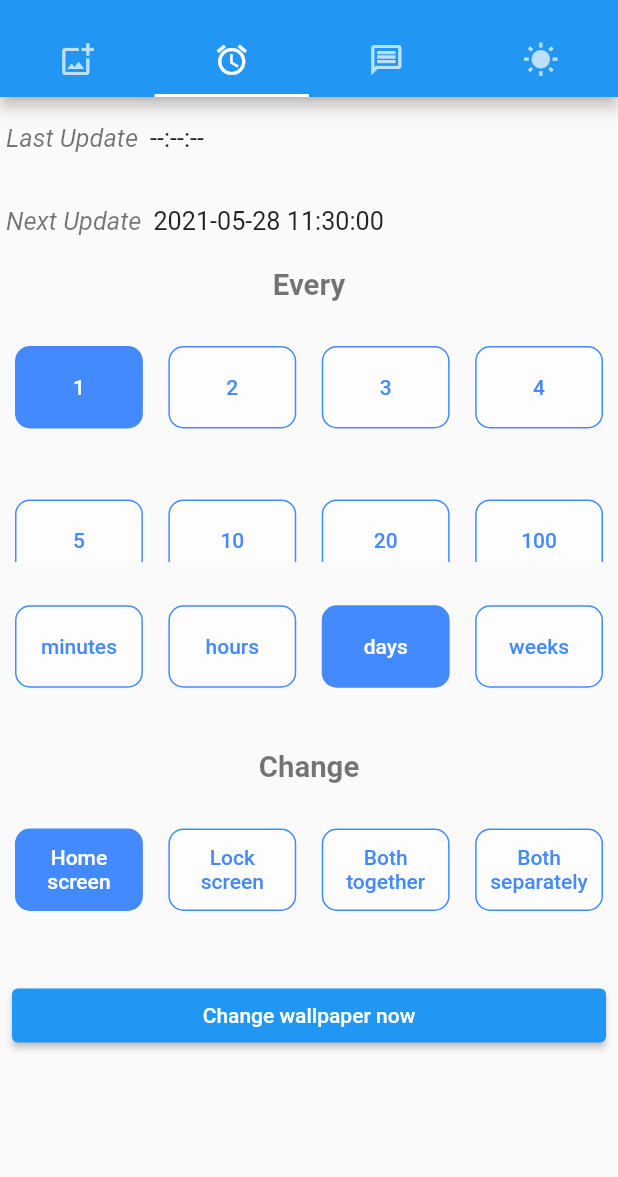
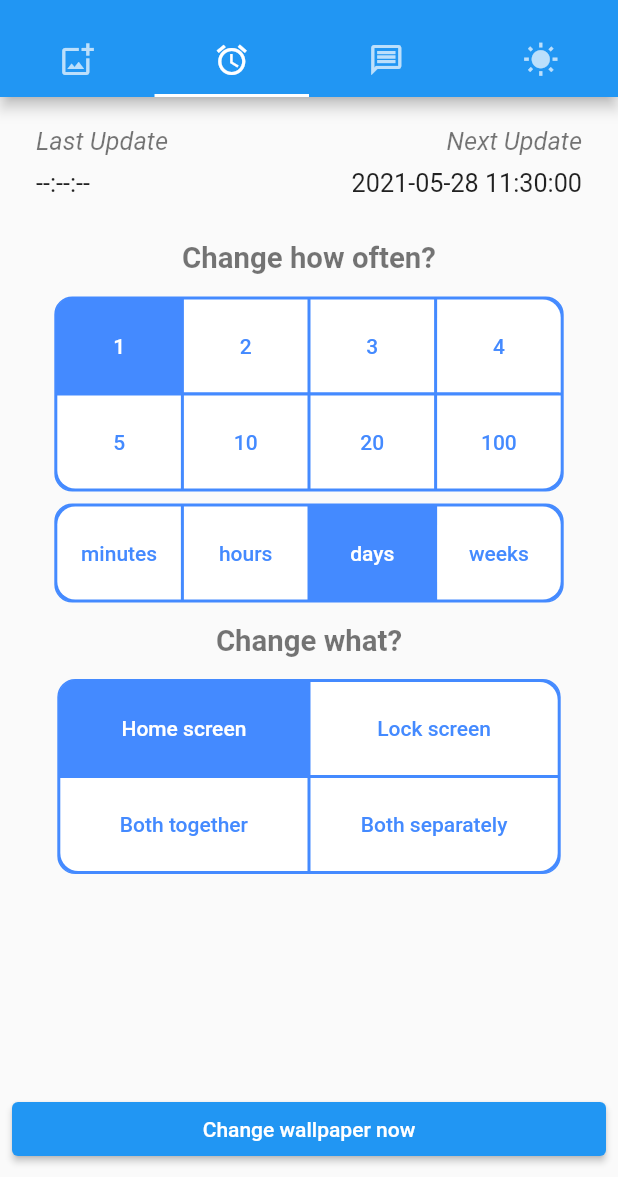
Before and after one commit to dvdhncck/sheepskin-hold, a Flutter app: the screen it shows after launch, tab 2 chosen, on a phone screen of 412 x 824 dp, the part 59-1236 px from its top. Run offline on Flutter 3.47's test engine with Material 2 defaults, Android fonts, the phone set to English and light mode, and no system bars; our stand-ins replace file_picker, shared_preferences; missing offline and left inert: wallpaper_manager.

Commit message:
better scheduler layout

```diff
--- a/lib/gui_test.dart
+++ b/lib/gui_test.dart
@@ -17,15 +17,21 @@ class GuiTestTab extends StatefulWidget {
 }
 
 class _GuiTestTabState extends State<GuiTestTab> {
-  var nRows = 15;
+  var nRows = 50;
   var rowHeight;
   var columnWidth;
 
   static const bendy = Radius.circular(12.0);
 
   Widget build(BuildContext context) {
-    rowHeight = MediaQuery.of(context).size.height / nRows;
-    columnWidth = MediaQuery.of(context).size.width * 0.9;
+    rowHeight = MediaQuery
+        .of(context)
+        .size
+        .height / nRows;
+    columnWidth = MediaQuery
+        .of(context)
+        .size
+        .width * 0.9;
 
     var every = Column(children: [
       Padding(
@@ -67,16 +73,16 @@ class _GuiTestTabState extends State<GuiTestTab> {
     var eC = Container(
         child: every,
         constraints: BoxConstraints(
-            minHeight: rowHeight * 4,
-            maxHeight: rowHeight * 6,
+            // minHeight: rowHeight * 4,
+            // maxHeight: rowHeight * 6,
             maxWidth: columnWidth,
             minWidth: columnWidth));
 
     var cC = Container(
         child: change,
         constraints: BoxConstraints(
-            minHeight: rowHeight * 2,
-            maxHeight: rowHeight * 3,
+            // minHeight: rowHeight * 2,
+            // maxHeight: rowHeight * 3,
             maxWidth: columnWidth,
             minWidth: columnWidth));
 
@@ -88,13 +94,13 @@ class _GuiTestTabState extends State<GuiTestTab> {
 
   Text makeHeading(String text) {
     const labelStyle =
-        TextStyle(color: Colors.black54, fontWeight: FontWeight.bold);
+    TextStyle(color: Colors.black54, fontWeight: FontWeight.bold);
     return Text(text, style: labelStyle, textScaleFactor: 1.4);
   }
 
   Text makeLabel(String text) {
     const labelStyle =
-        TextStyle(color: Colors.black54, fontStyle: FontStyle.italic);
+    TextStyle(color: Colors.black54, fontStyle: FontStyle.italic);
     return Text(text, style: labelStyle, textScaleFactor: 1.2);
   }
 
@@ -110,38 +116,65 @@ class _GuiTestTabState extends State<GuiTestTab> {
     List<Widget> column = [];
 
     BoxConstraints buttonSize =
-        BoxConstraints(minWidth: itemWidth);
+    BoxConstraints(minWidth: itemWidth);
 
     int maxC = columns - 1;
     int maxR = rows - 1;
 
     for (var r = 0; r < rows; r++) {
+
+      if (r > 0 && r <= rows) {
+        Widget filler = Container(
+            color: Colors.blueAccent,
+            constraints: BoxConstraints(
+                minHeight: 2,
+                maxHeight: 2,
+                maxWidth: itemWidth * columns + 4));
+
+        column.add(filler);
+      }
+
       List<Widget> thisRow = [];
       for (var c = 0; c < columns; c++) {
         ListyEnum item =
-            index < optionsList.length ? optionsList[index++] : null;
+        index < optionsList.length ? optionsList[index++] : null;
+
+        var textButton = TextButton(
+            child: Text(item.label(),
+                textAlign: TextAlign.center,
+                style: getTextStyle(item == selected)),
+            onPressed: () =>
+            {
+              setState(() {
+                setter(item);
+              })
+            });
+
+        var buttonBox = Container(child: textButton,
+          //color: Colors.blueAccent,
+          padding: EdgeInsets.all(1.0),);
+
         thisRow.add(AnimatedContainer(
             duration: Duration(milliseconds: 333),
             decoration: makeBorder(c, maxC, r, maxR, item == selected),
             constraints: buttonSize,
-            padding: makePadding(c, maxC, r, maxR),
-            child: TextButton(
-                child: Text(item.label(),
-                    textAlign: TextAlign.center,
-                    style: getTextStyle(item == selected)),
-                onPressed: () => {
-                      setState(() {
-                        setter(item);
-                      })
-                    })));
+            padding: EdgeInsets.all(6.0),
+            child: buttonBox));
+
+        if (c < maxC) {
+          Widget filler = Container(
+              constraints: BoxConstraints(
+                  minHeight: 2,
+                  minWidth: 2,
+                  maxWidth: 2));
+
+          thisRow.add(filler);
+        }
       }
       column.add(Flexible(fit: FlexFit.loose, child: Row(children: thisRow)));
     }
 
     var inner = Column(mainAxisSize: MainAxisSize.min, children: column);
-
-    // var control =
-    //     Container(, child: inner);
 
     var outerDecoration = BoxDecoration(
         color: Colors.blueAccent,
@@ -149,137 +182,46 @@ class _GuiTestTabState extends State<GuiTestTab> {
         borderRadius: BorderRadius.all(bendy));
 
     return Container(
-        constraints: BoxConstraints(maxWidth: itemWidth * columns + 4),
+        constraints: BoxConstraints(maxWidth: (2*maxC) + (itemWidth * columns) + 4),
         padding: EdgeInsets.all(1.0),
         decoration: outerDecoration,
         child: inner);
   }
 
   EdgeInsets makePadding(int c, int maxC, int r, int maxR) {
-    // return EdgeInsets.only(
-    //   bottom: 5.0
-    // );
     return EdgeInsets.all(6.0);
   }
 
   BoxDecoration makeBorder(int c, int maxC, int r, int maxR, bool selected) {
-    const l1Rad = BorderRadius.only(topLeft: bendy, bottomLeft: bendy);
-    const r1Rad = BorderRadius.only(topRight: bendy, bottomRight: bendy);
-
-    const tlRad = BorderRadius.only(topLeft: bendy);
-    //const tmRad = null;
-    const trRad = BorderRadius.only(topRight: bendy);
-
-    const blRad = BorderRadius.only(bottomLeft: bendy);
-    //const bmRad = null;
-    const brRad = BorderRadius.only(bottomRight: bendy);
-
-    /*const tlBdr = Border(
-      bottom: BorderSide(width: 1.0, color: Colors.blueAccent),
-      //left: BorderSide(width: 1.0, color: Colors.blueAccent),
-    );
-    const tmBdr = Border(
-      bottom: BorderSide(width: 1.0, color: Colors.blueAccent),
-      left: BorderSide(width: 1.0, color: Colors.blueAccent),
-    );
-    const trBdr = Border(
-      bottom: BorderSide(width: 1.0, color: Colors.blueAccent),
-      left: BorderSide(width: 1.0, color: Colors.blueAccent),
-    );
-    const blBdr = Border(
-        //bottom: BorderSide(width: 1.0, color: Colors.blueAccent),
-        //left: BorderSide(width: 1.0, color: Colors.blueAccent),
-        );
-    const bmBdr = Border(
-      //bottom: BorderSide(width: 1.0, color: Colors.blueAccent),
-      left: BorderSide(width: 1.0, color: Colors.blueAccent),
-    );
-    const brBdr = Border(
-      //bottom: BorderSide(width: 1.0, color: Colors.blueAccent),
-      left: BorderSide(width: 1.0, color: Colors.blueAccent),
-    );
-    */
-
-    var rad;// = r == 0 ? tmRad : bmRad;
-    // var bdr = r == 0 ? tmBdr : bmBdr;
+    var rad;
 
     if (c == 0 && r == 0) {
-      rad = tlRad;
-      //bdr = tlBdr;
+      rad = BorderRadius.only(topLeft: bendy);
     }
     if (c == maxC && r == 0) {
-      rad = trRad;
-      //bdr = trBdr;
+      rad = BorderRadius.only(topRight: bendy);
     }
     if (c == 0 && r == maxR) {
-      rad = blRad;
-      //bdr = blBdr;
+      rad = BorderRadius.only(bottomLeft: bendy);
     }
     if (c == maxC && r == maxR) {
-      rad = brRad;
-      //bdr = brBdr;
+      rad = BorderRadius.only(bottomRight: bendy);
     }
     if (maxR == 0 && c == 0) {
-      rad = l1Rad;
+      rad = BorderRadius.only(topLeft: bendy, bottomLeft: bendy);
     }
     if (maxR == 0 && c == maxC) {
-      rad = r1Rad;
+      rad = BorderRadius.only(topRight: bendy, bottomRight: bendy);
     }
-
-    // const yes = BorderSide(width: 1.0, color: Colors.blueAccent);
-    // const no = BorderSide(width: 1.0, color: Colors.white);
-    //
-    // var bdr = Border(
-    //     left: c > 0 ? yes : no,
-    //     bottom: maxR > 0 && r < maxR ? yes : no
-    // );
-
-    // var border = Border.all(color: Colors.blueAccent);
 
     return BoxDecoration(
         color: selected ? Colors.blueAccent : Colors.white,
         borderRadius: rad);
   }
 
-  //   return Container(
-
-  // Widget makeButton(ListyEnum item, bool selected, Function setter) {
-  //       constraints: BoxConstraints.expand(height: rowHeight),
-  //       decoration: makeBorder(selected),
-  //       child: TextButton(
-  //         child: Text(item.label(),
-  //             textAlign: TextAlign.center, style: getTextStyle(selected)),
-  //         onPressed: () => {
-  //           setState(() {
-  //             setter(item);
-  //           })
-  //         },
-  //       ));
-  // }
-
   TextStyle getTextStyle(bool selected) {
     const selectedStyle = TextStyle(color: Colors.white);
     const unselectedStyle = TextStyle(color: Colors.blueAccent);
     return selected ? selectedStyle : unselectedStyle;
   }
-
-// BoxDecoration makeBorder(bool selected) {
-//   const selectedDecoration = BoxDecoration(
-//     color: Colors.blueAccent,
-//     borderRadius: BorderRadius.all(Radius.circular(10.0)),
-//   );
-//
-//   const unselectedDecoration = BoxDecoration(
-//     color: Colors.white54,
-//     borderRadius: BorderRadius.all(Radius.circular(10.0)),
-//     border: Border(
-//       top: BorderSide(width: 1.0, color: Colors.blueAccent),
-//       left: BorderSide(width: 1.0, color: Colors.blueAccent),
-//       right: BorderSide(width: 1.0, color: Colors.blueAccent),
-//       bottom: BorderSide(width: 1.0, color: Colors.blueAccent),
-//     ),
-//   );
-//
-//   return selected ? selectedDecoration : unselectedDecoration;
-// }
 }
--- a/lib/scheduler_options.dart
+++ b/lib/scheduler_options.dart
@@ -17,57 +17,89 @@ class SchedulingTab extends StatefulWidget {
 }
 
 class _SchedulingTabState extends State<SchedulingTab> {
-  var nRows = 15;
+  var nRows = 50;
   var rowHeight;
+  var columnWidth;
+
+  static const bendy = Radius.circular(12.0);
 
   Widget build(BuildContext context) {
     rowHeight = MediaQuery.of(context).size.height / nRows;
+    columnWidth = MediaQuery.of(context).size.width ;
 
-    var lastUpdated = Row(children: [
-      Padding(padding: EdgeInsets.all(4.0), child: makeLabel('Last Update')),
+    var lastUpdated =
+        Column(crossAxisAlignment: CrossAxisAlignment.start, children: [
+      Padding(padding: EdgeInsets.all(4), child: makeLabel('Last Update')),
       Padding(
-          padding: EdgeInsets.all(4.0),
+          padding: EdgeInsets.all(4),
           child: makeValue(widget.sheepSkin.getLastChangeAsText()))
     ]);
 
-    var nextUpdate = Row(children: [
-      Padding(padding: EdgeInsets.all(4.0), child: makeLabel('Next Update')),
+    var nextUpdate =
+        Column(crossAxisAlignment: CrossAxisAlignment.end, children: [
+          Padding(padding: EdgeInsets.all(4), child: makeLabel('Next Update')),
+      Padding(
+          padding: EdgeInsets.all(4),
+          child: makeValue(widget.sheepSkin.getNextChangeAsText())),
+    ]);
+
+    var updateContainer =
+        Padding(padding: EdgeInsets.fromLTRB(20,15,20,15), child: Row(
+            children: [lastUpdated, Spacer(), nextUpdate]));
+
+    // ---------
+
+    var buttonWidth = columnWidth / 5;
+
+    var everyContainer = Container(
+        child: Column(children: [
+          Padding(
+              padding: EdgeInsets.all(10.0),
+              child: makeHeading('Change how often?')),
           Padding(
               padding: EdgeInsets.all(4.0),
-          child: makeValue(widget.sheepSkin.getNextChangeAsText()))
-    ]);
-
-    var every = Column(children: [
-      Padding(padding: EdgeInsets.all(4.0), child: makeHeading('Every')),
-      Padding(
-          padding: EdgeInsets.all(4.0),
-          child: makeGridPick(
+              child: makeButtockGrid(
                 TimeValue.iterable(),
                 widget.sheepSkin.getTimeValue(),
                 4,
+                buttonWidth,
                 widget.sheepSkin.setTimeValue,
               )),
           Padding(
               padding: EdgeInsets.all(4.0),
-          child: makeGridPick(
+              child: makeButtockGrid(
                 TimeUnit.iterable(),
                 widget.sheepSkin.getTimeUnit(),
                 4,
+                buttonWidth,
                 widget.sheepSkin.setTimeUnit,
               ))
-    ]);
+        ]),
+        constraints: BoxConstraints(
+            // minHeight: rowHeight * 4,
+            // maxHeight: rowHeight * 6,
+            maxWidth: columnWidth,
+            minWidth: columnWidth));
 
-    var change = Column(children: [
-      Padding(padding: EdgeInsets.all(4.0), child: makeHeading('Change')),
+    var changeContainer = Container(
+        child: Column(children: [
+          Padding(
+              padding: EdgeInsets.all(10.0),
+              child: makeHeading('Change what?')),
           Padding(
               padding: EdgeInsets.all(4.0),
-          child: makeGridPick(
+              child: makeButtockGrid(
                   Destination.iterable(),
                   widget.sheepSkin.getDestination(),
-            4,
-            widget.sheepSkin.setDestination,
-          ))
-    ]);
+                  2,
+                  buttonWidth * 2,
+                  widget.sheepSkin.setDestination)),
+        ]),
+        constraints: BoxConstraints(
+            // minHeight: rowHeight * 2,
+            // maxHeight: rowHeight * 3,
+            maxWidth: columnWidth,
+            minWidth: columnWidth));
 
     var buttonBar = Row(children: [
       Expanded(
@@ -85,19 +117,14 @@ class _SchedulingTabState extends State<SchedulingTab> {
                   child: Text('Change wallpaper now'))))
     ]);
 
-    var upper = Column(
+    var upper = Expanded(child: Column(
         crossAxisAlignment: CrossAxisAlignment.center,
-        mainAxisAlignment: MainAxisAlignment.spaceBetween,
+        mainAxisAlignment: MainAxisAlignment.start,
         children: [
-          Container(
-              constraints: BoxConstraints(minHeight: rowHeight),
-              child: lastUpdated),
-          Container(
-              constraints: BoxConstraints(minHeight: rowHeight),
-              child: nextUpdate),
-          Container(child: every),
-          Container(child: change),
-        ]);
+          updateContainer,
+          everyContainer,
+          changeContainer,
+        ]));
 
     return Column(
         crossAxisAlignment: CrossAxisAlignment.center,
@@ -121,42 +148,8 @@ class _SchedulingTabState extends State<SchedulingTab> {
     return Text(text, textScaleFactor: 1.2);
   }
 
-  Widget makeGridPick(Iterable<ListyEnum> options, ListyEnum selected,
-      int columns, Function setter) {
-    var children = options
-        .map((listyEnum) => Container(
-            padding: const EdgeInsets.all(6),
-            child: Center(
-                child: makeButton(listyEnum, listyEnum == selected, setter))))
-        .toList();
-
-    var nRows = 1 + children.length / columns;
-
-    return Container(
-        //constraints: BoxConstraints(maxHeight: buttonHeight * nRows),
-        constraints:
-            BoxConstraints(minHeight: 20, maxHeight: rowHeight * nRows),
-        child: GridView.count(
-            crossAxisCount: columns,
-            //padding: const EdgeInsets.all(5),
-            crossAxisSpacing: 5,
-            mainAxisSpacing: 5,
-            children: children));
-  }
-
-  Widget makeButton(ListyEnum item, bool selected, Function setter) {
-    return Container(
-        constraints: BoxConstraints.expand(height: rowHeight),
-        decoration: makeBorder(selected),
-        child: TextButton(
-          child: Text(item.label(),
-              textAlign: TextAlign.center, style: getTextStyle(selected)),
-          onPressed: () => {
-            setState(() {
-              setter(item);
-            })
-          },
-        ));
+  EdgeInsets makePadding(int c, int maxC, int r, int maxR) {
+    return EdgeInsets.all(6.0);
   }
 
   TextStyle getTextStyle(bool selected) {
@@ -165,23 +158,105 @@ class _SchedulingTabState extends State<SchedulingTab> {
     return selected ? selectedStyle : unselectedStyle;
   }
 
-  BoxDecoration makeBorder(bool selected) {
-    const selectedDecoration = BoxDecoration(
+  BoxDecoration makeBorder(int c, int maxC, int r, int maxR, bool selected) {
+    var rad;
+
+    if (c == 0 && r == 0) {
+      rad = BorderRadius.only(topLeft: bendy);
+    }
+    if (c == maxC && r == 0) {
+      rad = BorderRadius.only(topRight: bendy);
+    }
+    if (c == 0 && r == maxR) {
+      rad = BorderRadius.only(bottomLeft: bendy);
+    }
+    if (c == maxC && r == maxR) {
+      rad = BorderRadius.only(bottomRight: bendy);
+    }
+    if (maxR == 0 && c == 0) {
+      rad = BorderRadius.only(topLeft: bendy, bottomLeft: bendy);
+    }
+    if (maxR == 0 && c == maxC) {
+      rad = BorderRadius.only(topRight: bendy, bottomRight: bendy);
+    }
+
+    return BoxDecoration(
+        color: selected ? Colors.blueAccent : Colors.white, borderRadius: rad);
+  }
+
+  Widget makeButtockGrid(Iterable<ListyEnum> options, ListyEnum selected,
+      int columns, double itemWidth, Function setter) {
+    List<ListyEnum> optionsList = List<ListyEnum>.from(options);
+    int index = 0;
+    int rows = (optionsList.length / columns).ceil();
+    List<Widget> column = [];
+
+    BoxConstraints buttonSize = BoxConstraints(minWidth: itemWidth);
+
+    int maxC = columns - 1;
+    int maxR = rows - 1;
+
+    for (var r = 0; r < rows; r++) {
+      if (r > 0 && r <= rows) {
+        Widget filler = Container(
             color: Colors.blueAccent,
-      borderRadius: BorderRadius.all(Radius.circular(10.0)),
+            constraints: BoxConstraints(
+                minHeight: 2, maxHeight: 2, maxWidth: itemWidth * columns + 4));
+
+        column.add(filler);
+      }
+
+      List<Widget> thisRow = [];
+      for (var c = 0; c < columns; c++) {
+        ListyEnum item =
+            index < optionsList.length ? optionsList[index++] : null;
+
+        var textButton = TextButton(
+            child: Text(item.label(),
+                textAlign: TextAlign.center,
+                style: getTextStyle(item == selected)),
+            onPressed: () => {
+                  setState(() {
+                    setter(item);
+                  })
+                });
+
+        var buttonBox = Container(
+          child: textButton,
+          //color: Colors.blueAccent,
+          padding: EdgeInsets.all(1.0),
         );
 
-    const unselectedDecoration = BoxDecoration(
-      color: Colors.white54,
-      borderRadius: BorderRadius.all(Radius.circular(10.0)),
-      border: Border(
-        top: BorderSide(width: 1.0, color: Colors.blueAccent),
-        left: BorderSide(width: 1.0, color: Colors.blueAccent),
-        right: BorderSide(width: 1.0, color: Colors.blueAccent),
-        bottom: BorderSide(width: 1.0, color: Colors.blueAccent),
-      ),
-    );
+        thisRow.add(AnimatedContainer(
+            duration: Duration(milliseconds: 333),
+            decoration: makeBorder(c, maxC, r, maxR, item == selected),
+            constraints: buttonSize,
+            padding: EdgeInsets.all(6.0),
+            child: buttonBox));
 
-    return selected ? selectedDecoration : unselectedDecoration;
+        if (c < maxC) {
+          Widget filler = Container(
+              constraints:
+                  BoxConstraints(minHeight: 2, minWidth: 2, maxWidth: 2));
+
+          thisRow.add(filler);
         }
       }
+      column.add(Flexible(fit: FlexFit.loose, child: Row(children: thisRow)));
+    }
+
+    var inner = Column(mainAxisSize: MainAxisSize.min, children: column);
+
+    var outerDecoration = BoxDecoration(
+        color: Colors.blueAccent,
+        border: Border.all(width: 1.0, color: Colors.blueAccent),
+        borderRadius: BorderRadius.all(bendy));
+
+    return Container(
+        constraints:
+            BoxConstraints(maxWidth: (2 * maxC) + (itemWidth * columns) + 4),
+        padding: EdgeInsets.all(1.0),
+        decoration: outerDecoration,
+        child: inner);
+  }
+}
```
Lines whose indentation alone changed are shown as unchanged.
